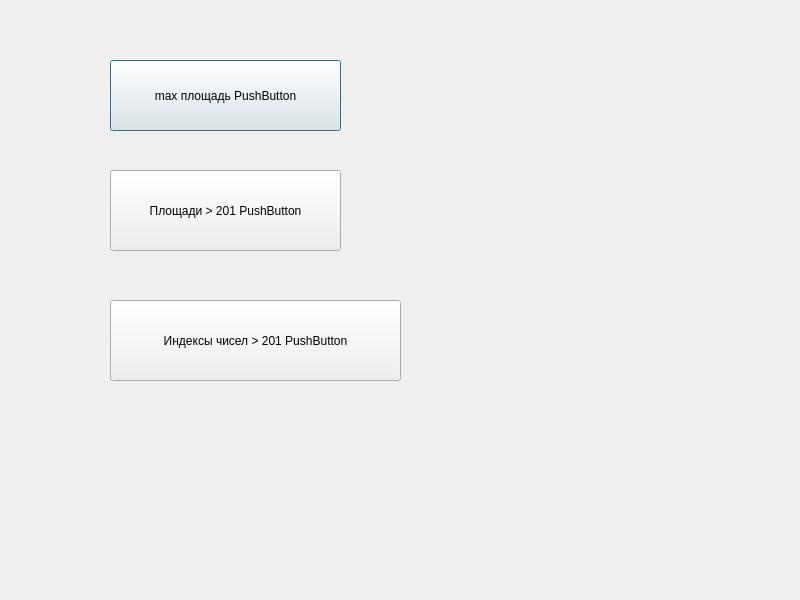
First picture: the form in dialog.ui, repository tsvigo/max_ploshady, before the edit.
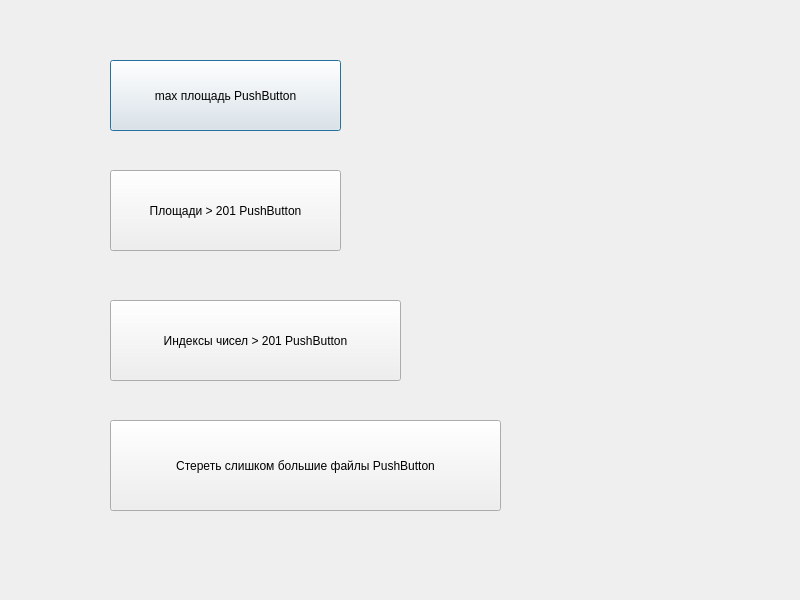
Second picture: the form after the edit.

Commit message: Описание коммита

Patch:
```diff
--- a/dialog.ui
+++ b/dialog.ui
@@ -52,6 +52,19 @@
     <string>Индексы чисел &gt; 201 PushButton</string>
    </property>
   </widget>
+  <widget class="QPushButton" name="pushButton_4">
+   <property name="geometry">
+    <rect>
+     <x>110</x>
+     <y>420</y>
+     <width>391</width>
+     <height>91</height>
+    </rect>
+   </property>
+   <property name="text">
+    <string>Стереть слишком большие файлы PushButton</string>
+   </property>
+  </widget>
  </widget>
  <resources/>
  <connections/>
```
The commit also changes 2 other files.
